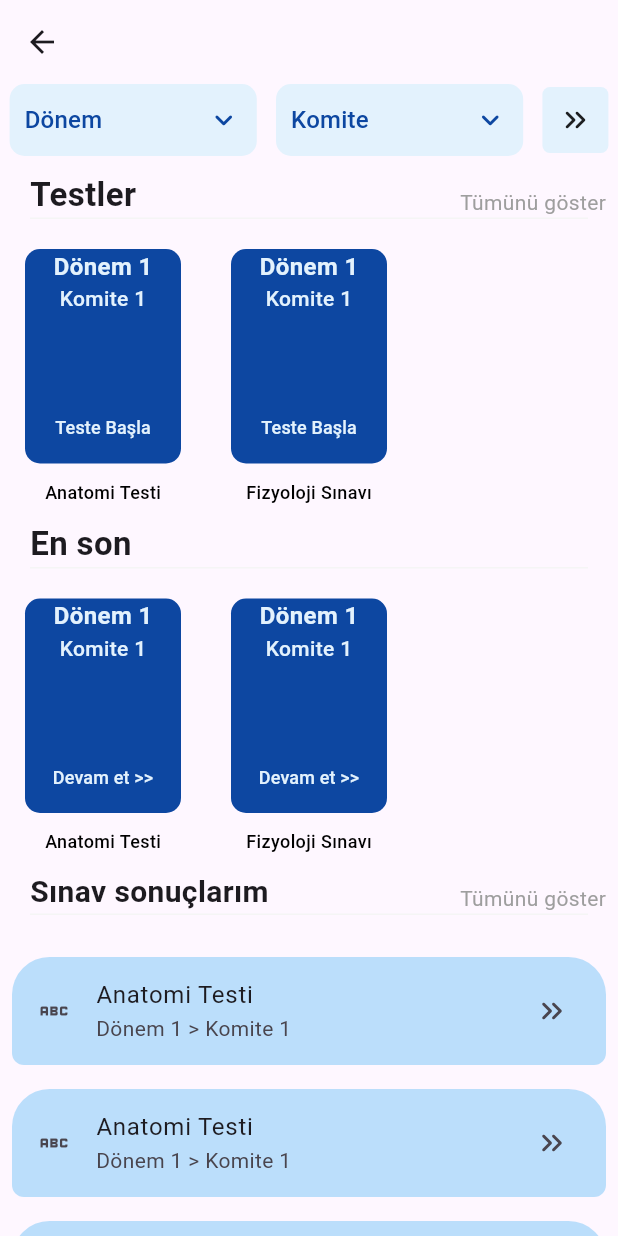
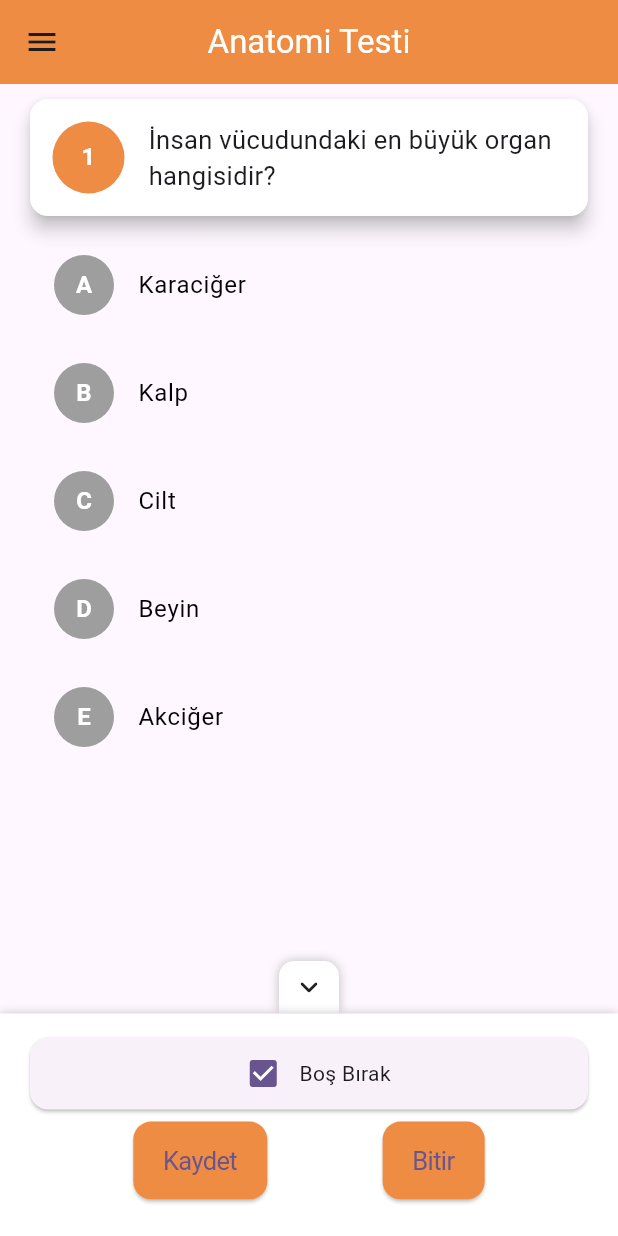
Before and after one commit to Sadece-Iyilik-Saglik/sadece_iylik_saglik, a Flutter app: the PreQuestionScreen screen opened directly, after a tap on "Teste Başla", on a phone screen of 412 x 824 dp. Run offline on Flutter 3.47's test engine with Material 3 defaults, Android fonts, the phone set to English and light mode, and no system bars; our stand-ins replace animate_do, flutter_otp_text_field, photo_view, smooth_page_indicator.

Commit message:
Question and PreQuestion Screen harmonized

```diff
--- a/lib/core/viewmodel/exam_view_model.dart
+++ b/lib/core/viewmodel/exam_view_model.dart
@@ -34,6 +34,18 @@ class ExamViewModel {
     ]),
     Exam(examName: "Fizyoloji Sınavı", komiteName: Komite.Komite_1, donemName: Donem.Donem_1, questions: [
       Question(
+          content: "Kanın ana bileşeni nedir?",
+          questionType: QuestionType.COKTAN_SECMELI,
+          options: [
+            "Su",
+            "Şeker",
+            "Protein",
+            "Yağ",
+            "Vitamin",
+          ],
+          trueOptionIndex: 2),
+
+      Question(
           content: "İnsan vücudu hangi sistemle oksijen alır ve karbon dioksit atar?",
           questionType: QuestionType.COKTAN_SECMELI,
           options: [
@@ -44,17 +56,6 @@ class ExamViewModel {
             "Endokrin Sistemi",
           ],
           trueOptionIndex: 0),
-      Question(
-          content: "Kanın ana bileşeni nedir?",
-          questionType: QuestionType.COKTAN_SECMELI,
-          options: [
-            "Su",
-            "Şeker",
-            "Protein",
-            "Yağ",
-            "Vitamin",
-          ],
-          trueOptionIndex: 2),
       // ... Diğer sorular buraya eklenebilir
     ]),
   ];
--- a/lib/view/question/pre_question_screen.dart
+++ b/lib/view/question/pre_question_screen.dart
@@ -5,6 +5,7 @@ import 'package:sadece_iylik_saglik/core/components/dropdownbutton/custom_dropdo
 import 'package:sadece_iylik_saglik/core/constants/enum/komite_enum.dart';
 import 'package:sadece_iylik_saglik/core/constants/enum/donem_enum.dart';
 import 'package:sadece_iylik_saglik/core/viewmodel/exam_view_model.dart';
+import 'package:sadece_iylik_saglik/view/question/question_screen.dart';
 
 class PreQuestionScreen extends StatefulWidget {
   const PreQuestionScreen({super.key});
@@ -215,6 +216,11 @@ class _PreQuestionScreenState extends BaseState<PreQuestionScreen> {
                             const Spacer(),
                             TextButton(
                                 onPressed: () {
+                                  Navigator.push(
+                                      context,
+                                      MaterialPageRoute(
+                                        builder: (context) => QuestionScreen(exam: ExamViewModel.allExams[index]),
+                                      ));
                                   //Burada Quesiton ekranınına seçili olan exam verisi gönderilecek.
                                 },
                                 child: const Text(
@@ -281,6 +287,11 @@ class _PreQuestionScreenState extends BaseState<PreQuestionScreen> {
                             TextButton(
                                 onPressed: () {
                                   //Burada Quesiton ekranınına seçili olan exam verisi gönderilecek.
+                                  Navigator.push(
+                                      context,
+                                      MaterialPageRoute(
+                                        builder: (context) => QuestionScreen(exam: ExamViewModel.allExams[index]),
+                                      ));
                                 },
                                 child: const Text(
                                   "Devam et >>",
--- a/lib/view/question/question_screen.dart
+++ b/lib/view/question/question_screen.dart
@@ -1,22 +1,22 @@
 import 'package:flutter/cupertino.dart';
 import 'package:flutter/material.dart';
-import 'package:sadece_iylik_saglik/core/base/state/base_state.dart';
-
-import 'package:sadece_iylik_saglik/core/base/view/base_view.dart';
-import 'package:sadece_iylik_saglik/core/components/dialog/custom_dialog.dart';
-import 'package:sadece_iylik_saglik/core/viewmodel/exam_view_model.dart';
-
+import '../../core/base/state/base_state.dart';
+import '../../core/base/view/base_view.dart';
+import '../../core/components/dialog/custom_dialog.dart';
 import '../../core/model/exam_model.dart';
 
 class QuestionScreen extends StatefulWidget {
-  const QuestionScreen({super.key});
+  final Exam exam;
+  const QuestionScreen({
+    Key? key,
+    required this.exam,
+  }) : super(key: key);
 
   @override
   State<QuestionScreen> createState() => _QuestionScreenState();
 }
 
 class _QuestionScreenState extends BaseState<QuestionScreen> {
-  List<Exam> get ex => ExamViewModel.allExams;
   int selectedOption = -1;
   bool isBottomBarVisible = true;
 
@@ -41,10 +41,8 @@ class _QuestionScreenState extends BaseState<QuestionScreen> {
               children: [
                 // ...examNumberArea,
                 contentArea,
-                ...List.generate(
-                    ex.first.questions.first.options.length,
-                    (index) => optionArea(
-                        ex.first.questions.first.options[index], index)),
+                ...List.generate(widget.exam.questions.first.options.length,
+                    (index) => optionArea(widget.exam.questions.first.options[index], index)),
               ],
             ),
           ),
@@ -53,13 +51,12 @@ class _QuestionScreenState extends BaseState<QuestionScreen> {
 
   PreferredSizeWidget get appBar => AppBar(
         centerTitle: true,
-        title: const Text(
-          "Sadece İyilik Sağlık",
-          style: TextStyle(color: Colors.white),
+        title: Text(
+          widget.exam.examName,
+          style: const TextStyle(color: Colors.white),
         ),
         backgroundColor: const Color(0xFFED8C42),
         // backgroundColor: themeData.primaryColor,
-        actions: [toggleBottomBarVisibilityButton],
       );
   Widget get drawer => Drawer(
         elevation: 20,
@@ -80,15 +77,16 @@ class _QuestionScreenState extends BaseState<QuestionScreen> {
           ],
         ),
       );
+
   Widget get drawerHeader => Container(
         padding: const EdgeInsets.only(top: 70, left: 20, right: 20),
         alignment: Alignment.center,
         child: const Text(
           "Komite 1\nDers 1", // Replace with your quiz title
-          style: TextStyle(
-              color: Colors.white, fontSize: 30, fontWeight: FontWeight.bold),
+          style: TextStyle(color: Colors.white, fontSize: 30, fontWeight: FontWeight.bold),
         ),
       );
+
   Widget get questionButtons => Expanded(
         child: GridView.builder(
           gridDelegate: const SliverGridDelegateWithFixedCrossAxisCount(
@@ -103,24 +101,21 @@ class _QuestionScreenState extends BaseState<QuestionScreen> {
                   backgroundColor: MaterialStateProperty.all(Colors.white),
                   shape: MaterialStateProperty.all<RoundedRectangleBorder>(
                     RoundedRectangleBorder(
-                      borderRadius:
-                          BorderRadius.circular(10), // Rectangle shape
+                      borderRadius: BorderRadius.circular(10), // Rectangle shape
                     ),
                   ),
                 ),
                 onPressed: () {},
                 child: Text(
                   "${index + 1}",
-                  style: const TextStyle(
-                      color: Colors.black,
-                      fontSize: 14,
-                      fontWeight: FontWeight.bold),
+                  style: const TextStyle(color: Colors.black, fontSize: 14, fontWeight: FontWeight.bold),
                 ),
               ),
             );
           },
         ),
       );
+
   Widget get decisionButtons => Row(
         mainAxisAlignment: MainAxisAlignment.spaceAround,
         children: [
@@ -141,8 +136,7 @@ class _QuestionScreenState extends BaseState<QuestionScreen> {
                       backgroundColor: MaterialStateProperty.all(Colors.blue),
                       shape: MaterialStateProperty.all<RoundedRectangleBorder>(
                         RoundedRectangleBorder(
-                          borderRadius:
-                              BorderRadius.circular(10), // Rectangle shape
+                          borderRadius: BorderRadius.circular(10), // Rectangle shape
                         ),
                       ),
                     ),
@@ -160,8 +154,7 @@ class _QuestionScreenState extends BaseState<QuestionScreen> {
                       backgroundColor: MaterialStateProperty.all(Colors.red),
                       shape: MaterialStateProperty.all<RoundedRectangleBorder>(
                         RoundedRectangleBorder(
-                          borderRadius:
-                              BorderRadius.circular(10), // Rectangle shape
+                          borderRadius: BorderRadius.circular(10), // Rectangle shape
                         ),
                       ),
                     ),
@@ -176,19 +169,43 @@ class _QuestionScreenState extends BaseState<QuestionScreen> {
           ),
         ],
       );
-  Widget get toggleBottomBarVisibilityButton => TextButton(
-        onPressed: () {
+
+  Widget get bottomBar => Column(
+        mainAxisAlignment: MainAxisAlignment.end,
+        mainAxisSize: MainAxisSize.min,
+        children: [
+          InkWell(
+            onTap: () {
               setState(() {
                 isBottomBarVisible = !isBottomBarVisible;
               });
             },
-        child: Text(isBottomBarVisible ? 'Gizle' : 'Göster'),
-      );
-  Widget get bottomBar => AnimatedContainer(
+            child: Ink(
+                width: 40,
+                height: 35,
+                decoration: const BoxDecoration(
+                    boxShadow: [
+                      BoxShadow(
+                        blurRadius: 5,
+                        color: Color.fromRGBO(189, 189, 189, 1),
+                      ),
+                    ],
+                    color: Colors.white,
+                    borderRadius: BorderRadius.only(topLeft: Radius.circular(10), topRight: Radius.circular(10))),
+                child: Icon(isBottomBarVisible ? Icons.keyboard_arrow_down_rounded : Icons.keyboard_arrow_up_rounded)),
+          ),
+          AnimatedContainer(
             duration: const Duration(milliseconds: 500),
+            decoration: const BoxDecoration(boxShadow: [
+              BoxShadow(
+                blurRadius: 5,
+                color: Color.fromRGBO(189, 189, 189, 1),
+              )
+            ]),
             height: isBottomBarVisible ? dynamicHeight(0.18) : 0,
             child: BottomAppBar(
-          elevation: 100,
+              elevation: 0,
+              // shadowColor: Colors.grey.shade400,
               color: Colors.white,
               child: SingleChildScrollView(
                 child: Column(
@@ -202,9 +219,7 @@ class _QuestionScreenState extends BaseState<QuestionScreen> {
                             value: selectedOption == -1,
                             onChanged: (value) => setState(
                               () {
-                            value == true
-                                ? selectedOption = -1
-                                : selectedOption = -2;
+                                value == true ? selectedOption = -1 : selectedOption = -2;
                               },
                             ),
                           ),
@@ -220,8 +235,7 @@ class _QuestionScreenState extends BaseState<QuestionScreen> {
                           child: CupertinoButton(
                             color: const Color(0xFFED8C42),
                             onPressed: () {
-                          if (selectedOption + 1 >
-                                  ex.first.questions.first.options.length ||
+                              if (selectedOption + 1 > widget.exam.questions.first.options.length ||
                                   selectedOption + 1 < 0) {
                                 CustomDialog.buildCustomDialog(
                                         context: context,
@@ -253,10 +267,8 @@ class _QuestionScreenState extends BaseState<QuestionScreen> {
                                       width: dynamicWidth(0.9))
                                   .then((value) {
                                 if (value == -1) {
-                              ScaffoldMessenger.of(context).showSnackBar(
-                                  const SnackBar(
-                                      content:
-                                          Text("Sınavınız tamamlandı...")));
+                                  ScaffoldMessenger.of(context)
+                                      .showSnackBar(const SnackBar(content: Text("Sınavınız tamamlandı...")));
                                 }
                               });
                             },
@@ -269,6 +281,8 @@ class _QuestionScreenState extends BaseState<QuestionScreen> {
                 ),
               ),
             ),
+          ),
+        ],
       );
 
   // List<Widget> get examNumberArea => [
@@ -302,8 +316,7 @@ class _QuestionScreenState extends BaseState<QuestionScreen> {
                 radius: 24,
                 child: Text(
                   "1",
-                  style: TextStyle(
-                      color: Colors.white, fontWeight: FontWeight.bold),
+                  style: TextStyle(color: Colors.white, fontWeight: FontWeight.bold),
                 ),
               ),
               const SizedBox(width: 16),
@@ -320,7 +333,7 @@ class _QuestionScreenState extends BaseState<QuestionScreen> {
                     // ),
                     // const SizedBox(height: 8),
                     Text(
-                      ex.first.questions.first.content,
+                      widget.exam.questions.first.content,
                       style: const TextStyle(
                         fontSize: 17,
                       ),
@@ -339,9 +352,7 @@ class _QuestionScreenState extends BaseState<QuestionScreen> {
       child: Container(
         decoration: BoxDecoration(
           borderRadius: BorderRadius.circular(12),
-          color: selectedOption == i
-              ? const Color(0xFF273C66)
-              : Colors.transparent,
+          color: selectedOption == i ? const Color(0xFF273C66) : Colors.transparent,
         ),
         child: ListTile(
           onTap: () {
@@ -354,13 +365,11 @@ class _QuestionScreenState extends BaseState<QuestionScreen> {
             style: TextStyle(
               fontSize: 16,
               color: selectedOption == i ? Colors.white : Colors.black,
-              fontWeight:
-                  selectedOption == i ? FontWeight.bold : FontWeight.normal,
+              fontWeight: selectedOption == i ? FontWeight.bold : FontWeight.normal,
             ),
           ),
           leading: CircleAvatar(
-            backgroundColor:
-                selectedOption == i ? const Color(0xFFED8C42) : Colors.grey,
+            backgroundColor: selectedOption == i ? const Color(0xFFED8C42) : Colors.grey,
             child: Text(
               String.fromCharCode(65 + i), // ASCII 'A' is 65
               style: const TextStyle(
```
Also changed, not shown: lib/view/home/home_screen.dart (+9 -21 lines), lib/view/onboarding/onboarding_page.dart (+20 -19 lines). Lines whose indentation alone changed are shown as unchanged.
